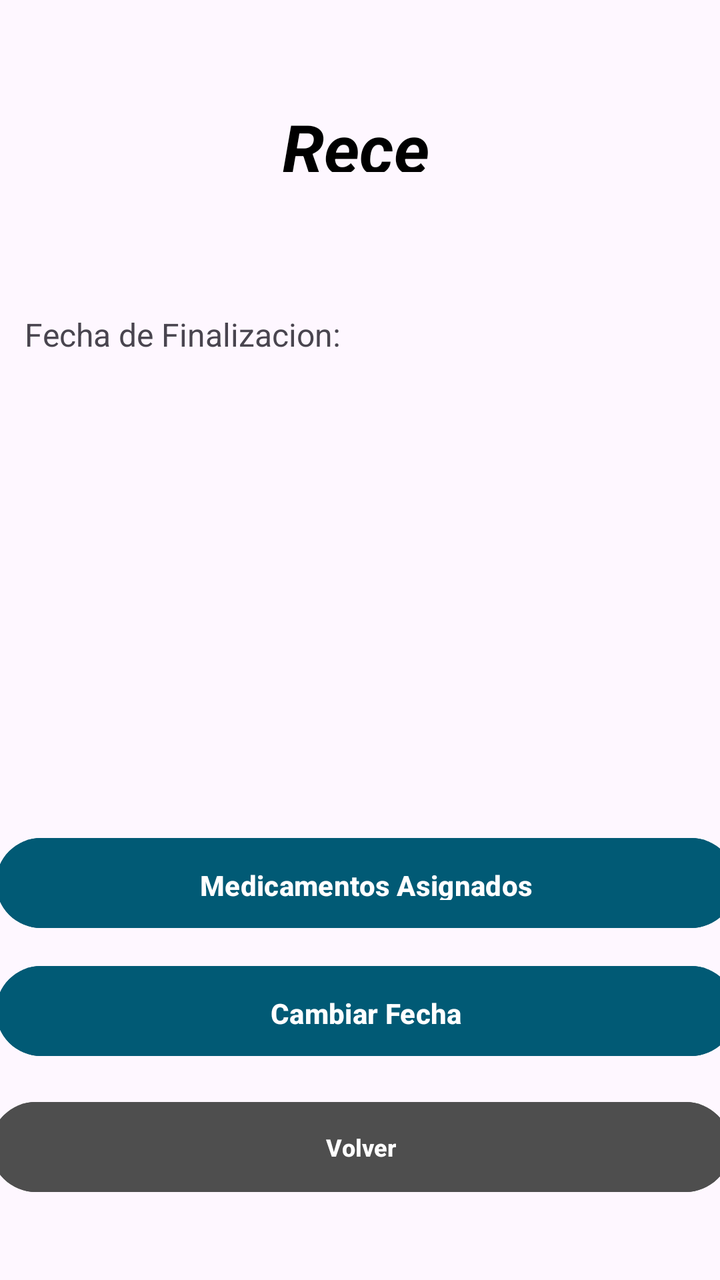
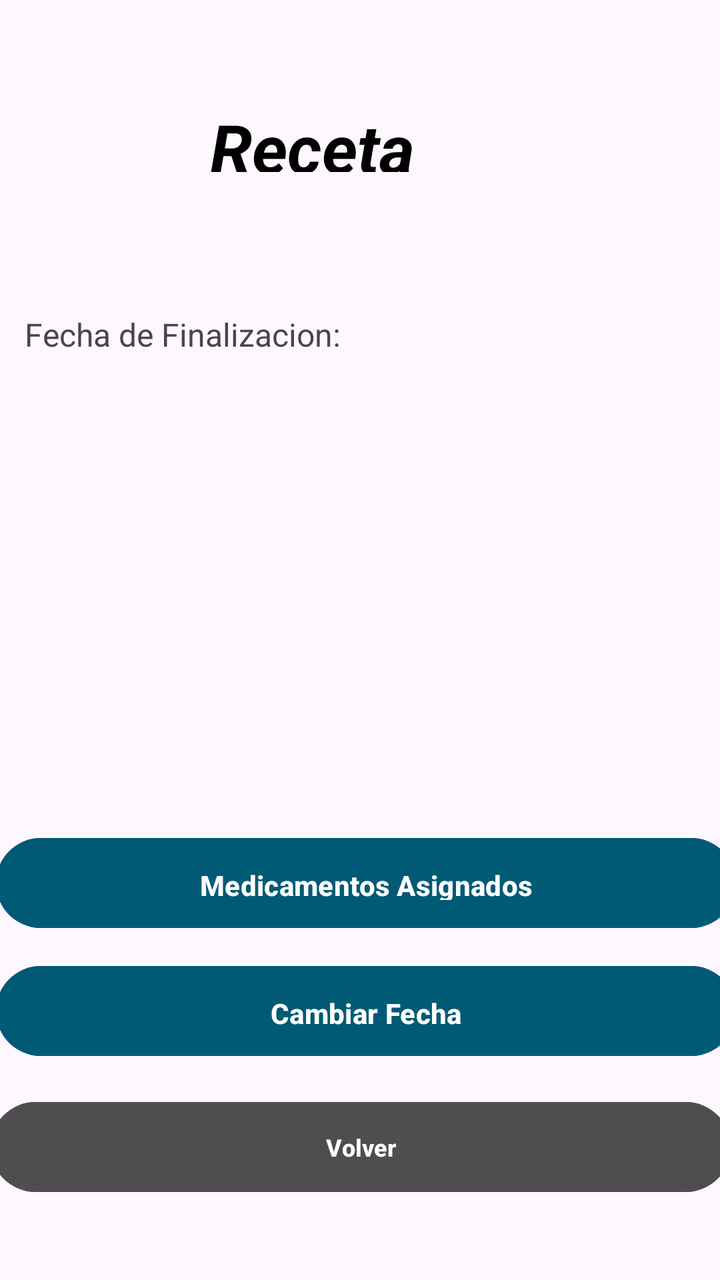

Two renders of the same Android screen: before a commit and after it. Below are the layout's source before the change and the commit's diff.
<!-- AndroidManifest.xml: application theme Theme.MobilesVC -->
<!-- res/layout/receta_view.xml -->
<?xml version="1.0" encoding="utf-8"?>
<androidx.constraintlayout.widget.ConstraintLayout xmlns:android="http://schemas.android.com/apk/res/android"
    xmlns:app="http://schemas.android.com/apk/res-auto"
    xmlns:tools="http://schemas.android.com/tools"
    android:layout_width="match_parent"
    android:layout_height="match_parent">

    <androidx.constraintlayout.widget.ConstraintLayout
        android:id="@+id/constraintLayout"
        android:layout_width="match_parent"
        android:layout_height="match_parent">

        <TextView
            android:id="@+id/textView52"
            android:layout_width="200dp"
            android:layout_height="22dp"
            android:text="Fecha de Finalizacion:"
            android:textSize="16sp"
            app:layout_constraintBottom_toTopOf="@+id/vFecha"
            app:layout_constraintEnd_toEndOf="parent"
            app:layout_constraintHorizontal_bias="0.077"
            app:layout_constraintStart_toStartOf="parent" />

        <TextView
            android:id="@+id/vFecha"
            android:layout_width="364dp"
            android:layout_height="50dp"
            android:layout_marginTop="88dp"
            android:layout_marginBottom="282dp"
            android:text="Fecha"
            android:textSize="26sp"
            app:layout_constraintBottom_toTopOf="@+id/vToMedicamentosList"
            app:layout_constraintEnd_toEndOf="parent"
            app:layout_constraintStart_toStartOf="parent"
            app:layout_constraintTop_toBottomOf="@+id/textView5" />

        <Button
            android:id="@+id/vToMedicamentosList"
            android:layout_width="370dp"
            android:layout_height="53dp"
            android:layout_marginBottom="172dp"
            android:backgroundTint="#015A75"
            android:paddingVertical="14dp"
            android:text="Medicamentos Asignados"
            android:textStyle="bold"
            app:layout_constraintBottom_toBottomOf="parent"
            app:layout_constraintEnd_toEndOf="parent"
            app:layout_constraintHorizontal_bias="0.243"
            app:layout_constraintStart_toStartOf="parent" />

        <Button
            android:id="@+id/vToRecetaEdit"
            android:layout_width="370dp"
            android:layout_height="53dp"
            android:layout_marginTop="48dp"
            android:layout_marginBottom="108dp"
            android:backgroundTint="#015A75"
            android:paddingVertical="14dp"
            android:text="Cambiar Fecha"
            android:textStyle="bold"
            app:layout_constraintBottom_toBottomOf="parent"
            app:layout_constraintEnd_toEndOf="parent"
            app:layout_constraintHorizontal_bias="0.243"
            app:layout_constraintStart_toStartOf="parent" />

        <TextView
            android:id="@+id/textView5"
            android:layout_width="78dp"
            android:layout_height="35dp"
            android:layout_marginTop="51dp"
            android:fontFamily="sans-serif"
            android:text="Receta"
            android:textColor="#000000"
            android:textSize="34sp"
            android:textStyle="bold|italic"
            app:layout_constraintEnd_toEndOf="parent"
            app:layout_constraintStart_toStartOf="parent"
            app:layout_constraintTop_toTopOf="parent"
            tools:textSize="26sp" />

        <Button
            android:id="@+id/vVolverReceta"
            android:layout_width="370dp"
            android:layout_height="53dp"
            android:layout_marginHorizontal="24dp"
            android:layout_marginBottom="40dp"
            android:backgroundTint="#4E4E4E"
            android:paddingVertical="10dp"
            android:text="Volver"
            android:textSize="12sp"
            android:textStyle="bold"
            android:visibility="visible"
            app:layout_constraintBottom_toBottomOf="parent"
            app:layout_constraintEnd_toEndOf="parent"
            app:layout_constraintStart_toStartOf="parent" />

    </androidx.constraintlayout.widget.ConstraintLayout>

</androidx.constraintlayout.widget.ConstraintLayout>
<!-- resources referenced by this layout -->
<resources>
  <style name="Theme.MobilesVC" parent="Base.Theme.MobilesVC" />
  <style name="Base.Theme.MobilesVC" parent="Theme.Material3.DayNight.NoActionBar">
          
          
      </style>
</resources>

<!-- the commit's change to res/layout/receta_view.xml (unified diff, before → after) -->
@@ -65,7 +65,7 @@
 
         <TextView
             android:id="@+id/textView5"
-            android:layout_width="78dp"
+            android:layout_width="150dp"
             android:layout_height="35dp"
             android:layout_marginTop="51dp"
             android:fontFamily="sans-serif"
